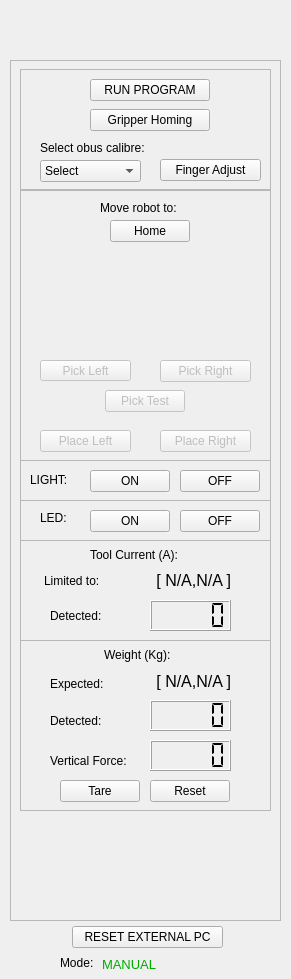
asoriano1/rqt_kuka, file resource/RqtKuka.ui: the form before one commit.
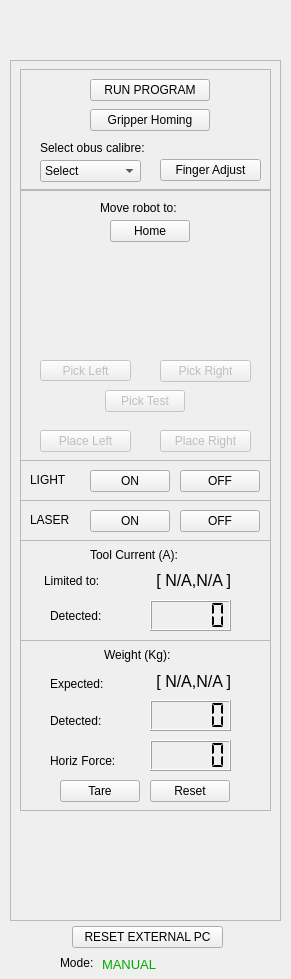
The form after the commit. Icons and pictures are not drawn.

Diff of the .ui file:
```diff
--- a/resource/RqtKuka.ui
+++ b/resource/RqtKuka.ui
@@ -336,7 +336,7 @@
        </rect>
       </property>
       <property name="text">
-       <string>Vertical Force:</string>
+       <string>Horiz Force:</string>
       </property>
      </widget>
      <zorder>weight_label_2</zorder>
@@ -697,7 +697,7 @@
        </rect>
       </property>
       <property name="text">
-       <string>LIGHT:</string>
+       <string>LIGHT</string>
       </property>
      </widget>
     </widget>
@@ -739,14 +739,14 @@
     <widget class="QLabel" name="Gotolabel_4">
      <property name="geometry">
       <rect>
-       <x>30</x>
+       <x>20</x>
        <y>450</y>
-       <width>31</width>
-       <height>16</height>
+       <width>51</width>
+       <height>20</height>
       </rect>
      </property>
      <property name="text">
-      <string>LED:</string>
+      <string>LASER</string>
      </property>
     </widget>
     <widget class="QPushButton" name="Led_On_Button">
```
Left out of the diff: 5 changed lines with no effect on the pictures.
